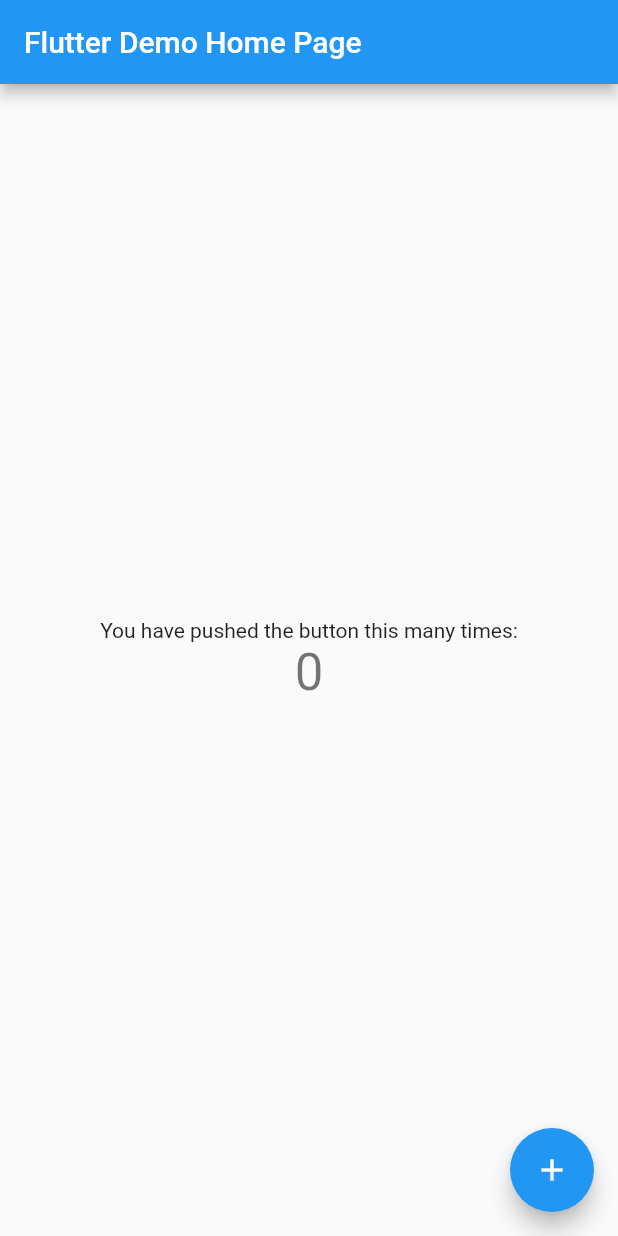
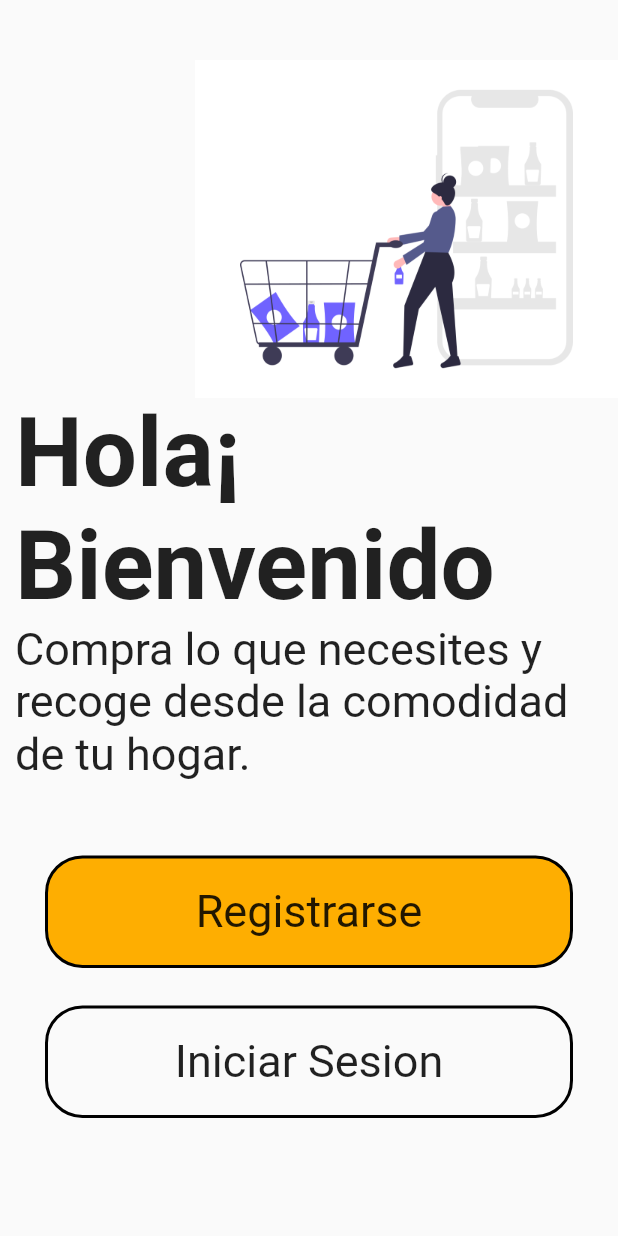
Before and after one commit to RZDN/ApuStoreApp, a Flutter app: the screen it shows after launch, on a phone screen of 412 x 824 dp. Run offline on Flutter 3.47's test engine with Material 2 defaults, Android fonts, the phone set to English and light mode, and no system bars.

Commit message:
Ventana de inicio

```diff
--- a/lib/main.dart
+++ b/lib/main.dart
@@ -1,3 +1,4 @@
+import 'package:apustore/Pages/Authentication/register_page.dart';
 import 'package:flutter/material.dart';
 
 void main() {
@@ -12,104 +13,118 @@ class MyApp extends StatelessWidget {
   Widget build(BuildContext context) {
     return MaterialApp(
       title: 'Flutter Demo',
+      debugShowCheckedModeBanner: false,
       theme: ThemeData(
-        // This is the theme of your application.
-        //
-        // Try running your application with "flutter run". You'll see the
-        // application has a blue toolbar. Then, without quitting the app, try
-        // changing the primarySwatch below to Colors.green and then invoke
-        // "hot reload" (press "r" in the console where you ran "flutter run",
-        // or simply save your changes to "hot reload" in a Flutter IDE).
-        // Notice that the counter didn't reset back to zero; the application
-        // is not restarted.
         primarySwatch: Colors.blue,
       ),
-      home: const MyHomePage(title: 'Flutter Demo Home Page'),
+      home: const MyHomePage(),
     );
   }
 }
 
 class MyHomePage extends StatefulWidget {
-  const MyHomePage({super.key, required this.title});
-
-  // This widget is the home page of your application. It is stateful, meaning
-  // that it has a State object (defined below) that contains fields that affect
-  // how it looks.
-
-  // This class is the configuration for the state. It holds the values (in this
-  // case the title) provided by the parent (in this case the App widget) and
-  // used by the build method of the State. Fields in a Widget subclass are
-  // always marked "final".
-
-  final String title;
+  const MyHomePage({super.key});
 
   @override
   State<MyHomePage> createState() => _MyHomePageState();
 }
 
 class _MyHomePageState extends State<MyHomePage> {
-  int _counter = 0;
-
-  void _incrementCounter() {
-    setState(() {
-      // This call to setState tells the Flutter framework that something has
-      // changed in this State, which causes it to rerun the build method below
-      // so that the display can reflect the updated values. If we changed
-      // _counter without calling setState(), then the build method would not be
-      // called again, and so nothing would appear to happen.
-      _counter++;
-    });
-  }
-
   @override
   Widget build(BuildContext context) {
-    // This method is rerun every time setState is called, for instance as done
-    // by the _incrementCounter method above.
-    //
-    // The Flutter framework has been optimized to make rerunning build methods
-    // fast, so that you can just rebuild anything that needs updating rather
-    // than having to individually change instances of widgets.
     return Scaffold(
-      appBar: AppBar(
-        // Here we take the value from the MyHomePage object that was created by
-        // the App.build method, and use it to set our appbar title.
-        title: Text(widget.title),
-      ),
-      body: Center(
-        // Center is a layout widget. It takes a single child and positions it
-        // in the middle of the parent.
+      body: Padding(
+        padding: const EdgeInsets.only(top: 40.0),
         child: Column(
-          // Column is also a layout widget. It takes a list of children and
-          // arranges them vertically. By default, it sizes itself to fit its
-          // children horizontally, and tries to be as tall as its parent.
-          //
-          // Invoke "debug painting" (press "p" in the console, choose the
-          // "Toggle Debug Paint" action from the Flutter Inspector in Android
-          // Studio, or the "Toggle Debug Paint" command in Visual Studio Code)
-          // to see the wireframe for each widget.
-          //
-          // Column has various properties to control how it sizes itself and
-          // how it positions its children. Here we use mainAxisAlignment to
-          // center the children vertically; the main axis here is the vertical
-          // axis because Columns are vertical (the cross axis would be
-          // horizontal).
-          mainAxisAlignment: MainAxisAlignment.center,
-          children: <Widget>[
-            const Text(
-              'You have pushed the button this many times:',
+          children: [
+            Container(
+              alignment: Alignment.topRight,
+              child: Image.asset(
+                "assets/images/undraw_shopping_app_flsj.png",
+                scale: 4,
+              ),
             ),
-            Text(
-              '$_counter',
-              style: Theme.of(context).textTheme.headline4,
+            Container(
+                padding: const EdgeInsets.only(left: 10.0),
+                alignment: Alignment.bottomLeft,
+                child: const Text(
+                  "Hola¡  \nBienvenido",
+                  style: TextStyle(
+                    fontSize: 64.0,
+                    fontWeight: FontWeight.w700,
+                  ),
+                )),
+            Container(
+              padding: const EdgeInsets.only(left: 10.0, right: 10.0),
+              alignment: Alignment.bottomLeft,
+              child: const Text(
+                "Compra lo que necesites y recoge desde la comodidad de tu hogar.",
+                style: TextStyle(
+                  fontSize: 30.0,
+                  fontWeight: FontWeight.w400,
+                ),
+              ),
             ),
+            const SizedBox(
+              height: 50.0,
+            ),
+            InkWell(
+              onTap: () {
+                Navigator.push(
+                  context,
+                  MaterialPageRoute(builder: (context) => const RegisterPage()),
+                );
+              },
+              child: Padding(
+                padding: const EdgeInsets.symmetric(horizontal: 30.0),
+                child: Container(
+                  height: 75.0,
+                  decoration: BoxDecoration(
+                      color: const Color(0xFFFEAE01),
+                      borderRadius: BorderRadius.circular(25.0),
+                      border: Border.all(
+                        color: Colors.black,
+                        width: 2.0,
+                      )),
+                  child: const Center(
+                    child: Text(
+                      "Registrarse",
+                      style: TextStyle(
+                        fontSize: 30.0,
+                        fontWeight: FontWeight.w400,
+                      ),
+                    ),
+                  ),
+                ),
+              ),
+            ),
+            const SizedBox(
+              height: 25.0,
+            ),
+            Padding(
+              padding: const EdgeInsets.symmetric(horizontal: 30.0),
+              child: Container(
+                height: 75.0,
+                decoration: BoxDecoration(
+                    borderRadius: BorderRadius.circular(25.0),
+                    border: Border.all(
+                      color: Colors.black,
+                      width: 2.0,
+                    )),
+                child: const Center(
+                  child: Text(
+                    "Iniciar Sesion",
+                    style: TextStyle(
+                      fontSize: 30.0,
+                      fontWeight: FontWeight.w400,
+                    ),
+                  ),
+                ),
+              ),
+            )
           ],
         ),
       ),
-      floatingActionButton: FloatingActionButton(
-        onPressed: _incrementCounter,
-        tooltip: 'Increment',
-        child: const Icon(Icons.add),
-      ), // This trailing comma makes auto-formatting nicer for build methods.
     );
   }
 }
```
Also changed, not shown: lib/Pages/Authentication/register_page.dart (added, +83 -0 lines), pubspec.yaml (+4 -7 lines), assets/images/undraw_Login_re_4vu2.png (added), assets/images/undraw_Starry_window_re_0v82.png (added), assets/images/undraw_shopping_app_flsj.png (added), pubspec.lock.
